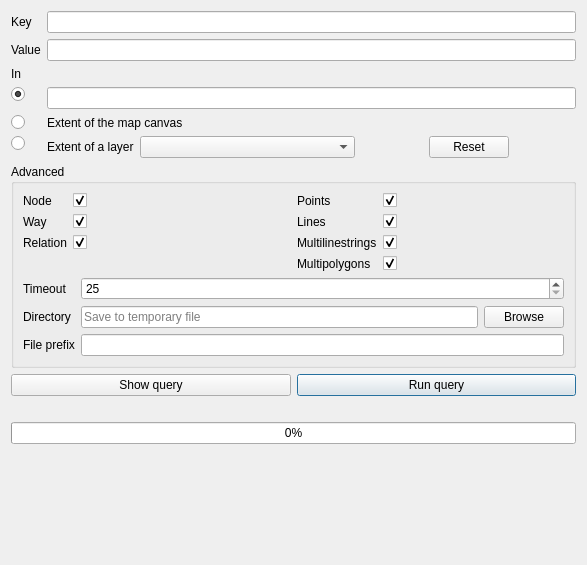
Old version of the form ui/quick_query.ui in the repository 3liz/QuickOSM.
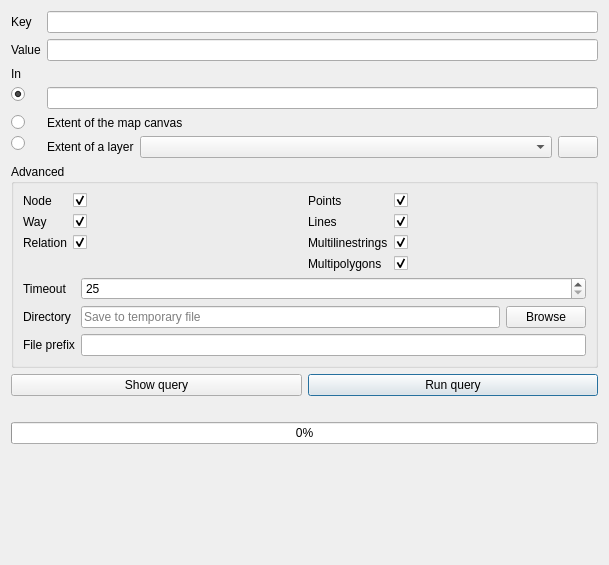
New version of the form. Icons and pictures are not drawn. Custom widgets are drawn as their Qt base class.

Commit message: fix icon refresh

Diff of the .ui file:
```diff
--- a/ui/quick_query.ui
+++ b/ui/quick_query.ui
@@ -6,7 +6,7 @@
    <rect>
     <x>0</x>
     <y>0</y>
-    <width>587</width>
+    <width>609</width>
     <height>565</height>
    </rect>
   </property>
@@ -105,12 +105,13 @@
         </widget>
        </item>
        <item>
-        <widget class="QDialogButtonBox" name="buttonBox_layers">
-         <property name="standardButtons">
-          <set>QDialogButtonBox::Reset</set>
+        <widget class="QPushButton" name="pushButton_refreshLayers">
+         <property name="text">
+          <string/>
          </property>
-         <property name="centerButtons">
-          <bool>true</bool>
+         <property name="icon">
+          <iconset resource="../resources.qrc">
+           <normaloff>:/plugins/QuickOSM/resources/refresh.png</normaloff>:/plugins/QuickOSM/resources/refresh.png</iconset>
          </property>
         </widget>
        </item>
```
Left out of the diff: 4 changed lines with no effect on the pictures. The commit also changes 11 other files.
